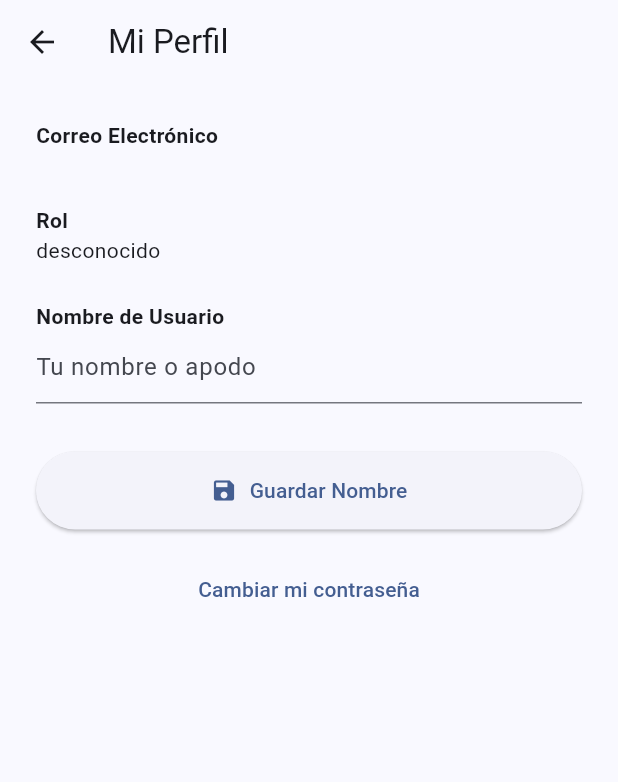
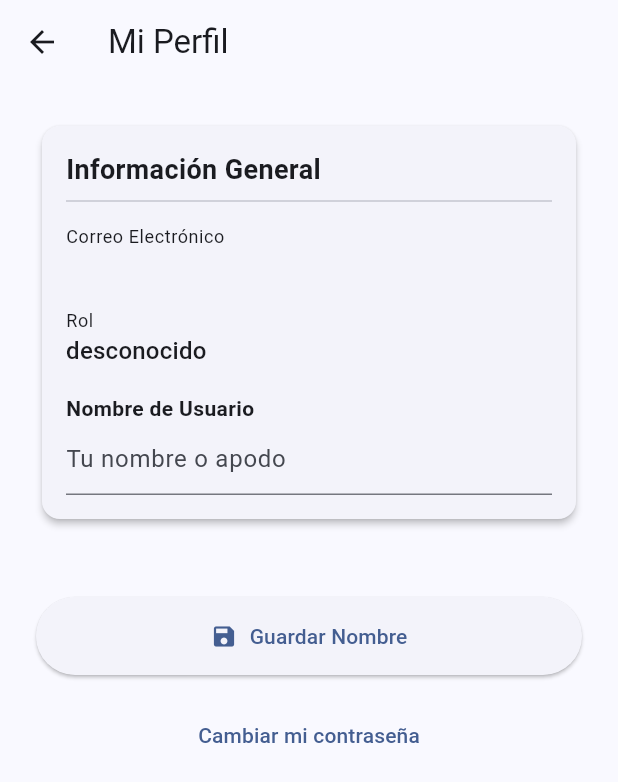
Before and after one commit to Z1Tyrant/pideqr, a Flutter app: the screen it shows once a user with an empty profile is signed in, after a tap on the "person outline" icon, on a phone screen of 412 x 824 dp. Shown: the top 782 px of the screen. Run offline on Flutter 3.47's test engine with Material 3 defaults, Android fonts, the phone set to English and light mode, and no system bars; drawn by our look-alikes of dynamic_color; our stand-ins replace cloud_firestore, cloud_functions, firebase_auth, firebase_core, firebase_messaging, firebase_storage and 5 more; missing offline and left inert: mobile_scanner; accounts and stored records are empty.

Commit message:
fix: pantalla de inicio

```diff
--- a/lib/features/auth/login_screen.dart
+++ b/lib/features/auth/login_screen.dart
@@ -1,9 +1,7 @@
-// lib/features/auth/login_screen.dart
-
 import 'package:flutter/material.dart';
 import 'package:flutter_riverpod/flutter_riverpod.dart';
 import 'package:firebase_auth/firebase_auth.dart';
-import 'package:pideqr/core/utils/error_translator.dart'; // <-- NUEVA IMPORTACIÓN
+import 'package:pideqr/core/utils/error_translator.dart';
 import 'auth_providers.dart';
 import 'register_screen.dart';
 
@@ -15,40 +13,11 @@ class LoginScreen extends ConsumerStatefulWidget {
 }
 
 class _LoginScreenState extends ConsumerState<LoginScreen> {
+  final _formKey = GlobalKey<FormState>();
   final _emailController = TextEditingController();
   final _passwordController = TextEditingController();
   bool _isLoading = false;
-
-  Future<void> _signIn() async {
-    setState(() {
-      _isLoading = true;
-    });
-
-    try {
-      final authService = ref.read(authServiceProvider);
-      await authService.signInWithEmail(
-        email: _emailController.text.trim(),
-        password: _passwordController.text.trim(),
-      );
-    } on FirebaseAuthException catch (e) {
-      if (!mounted) return;
-
-      // --- LÓGICA DE ERROR SIMPLIFICADA ---
-      final errorMessage = ErrorTranslator.getFriendlyMessage(e);
-      ScaffoldMessenger.of(context).showSnackBar(
-        SnackBar(
-          content: Text(errorMessage),
-          backgroundColor: Colors.redAccent,
-        ),
-      );
-    } finally {
-      if (mounted) {
-        setState(() {
-          _isLoading = false;
-        });
-      }
-    }
-  }
+  bool _isPasswordVisible = false;
 
   @override
   void dispose() {
@@ -57,61 +26,149 @@ class _LoginScreenState extends ConsumerState<LoginScreen> {
     super.dispose();
   }
 
+  Future<void> _signIn() async {
+    // Valida que el formulario esté correcto
+    if (!_formKey.currentState!.validate()) return;
+
+    setState(() => _isLoading = true);
+
+    try {
+      await ref.read(authServiceProvider).signInWithEmail(
+        email: _emailController.text.trim(),
+        password: _passwordController.text.trim(),
+      );
+      // La navegación al home la gestiona el AuthChecker, no necesitamos hacer nada aquí.
+    } on FirebaseAuthException catch (e) {
+      if (!mounted) return;
+      final errorMessage = ErrorTranslator.getFriendlyMessage(e);
+      ScaffoldMessenger.of(context).showSnackBar(
+        SnackBar(content: Text(errorMessage), backgroundColor: Colors.redAccent),
+      );
+    } finally {
+      if (mounted) {
+        setState(() => _isLoading = false);
+      }
+    }
+  }
+
+  Future<void> _sendPasswordReset() async {
+    if (_emailController.text.trim().isEmpty) {
+        ScaffoldMessenger.of(context).showSnackBar(
+          const SnackBar(content: Text('Por favor, ingresa tu correo para restablecer la contraseña.')),
+        );
+        return;
+    }
+    try {
+      await ref.read(authServiceProvider).sendPasswordResetEmail(_emailController.text.trim());
+      if (mounted) {
+        ScaffoldMessenger.of(context).showSnackBar(
+          const SnackBar(
+            content: Text('Se ha enviado un correo para restablecer tu contraseña.'),
+            backgroundColor: Colors.blue,
+          ),
+        );
+      }
+    } catch (e) {
+      if (mounted) {
+        ScaffoldMessenger.of(context).showSnackBar(
+          SnackBar(content: Text('Error: ${e.toString()}'), backgroundColor: Colors.red),
+        );
+      }
+    }
+  }
+
   @override
   Widget build(BuildContext context) {
+    final textTheme = Theme.of(context).textTheme;
+    final colorScheme = Theme.of(context).colorScheme;
+
     return Scaffold(
-      appBar: AppBar(title: const Text('Iniciar Sesión en PideQR')),
-      body: Padding(
-        padding: const EdgeInsets.all(24.0),
+      body: SafeArea(
+        child: SingleChildScrollView(
+          padding: const EdgeInsets.symmetric(horizontal: 24.0),
+          child: Form(
+            key: _formKey,
             child: Column(
               mainAxisAlignment: MainAxisAlignment.center,
+              crossAxisAlignment: CrossAxisAlignment.stretch,
               children: <Widget>[
-            TextField(
+                const SizedBox(height: 60),
+                // 1. Logo
+                const FlutterLogo(size: 80), // Placeholder para tu logo
+                const SizedBox(height: 16),
+                Text('Bienvenido a PideQR', style: textTheme.headlineMedium, textAlign: TextAlign.center),
+                Text('Inicia sesión para continuar', style: textTheme.bodyLarge, textAlign: TextAlign.center),
+                const SizedBox(height: 48),
+
+                // 2. Campo de Correo
+                TextFormField(
                   controller: _emailController,
                   keyboardType: TextInputType.emailAddress,
                   decoration: const InputDecoration(
                     labelText: 'Correo Electrónico',
-                border: OutlineInputBorder(),
+                    prefixIcon: Icon(Icons.alternate_email),
+                    filled: true,
+                    border: OutlineInputBorder(borderRadius: BorderRadius.all(Radius.circular(12))),
                   ),
+                   validator: (value) => (value?.isEmpty ?? true) ? 'El correo no puede estar vacío' : null,
                 ),
                 const SizedBox(height: 16.0),
 
-            TextField(
+                // 3. Campo de Contraseña
+                TextFormField(
                   controller: _passwordController,
-              obscureText: true,
-              decoration: const InputDecoration(
+                  obscureText: !_isPasswordVisible,
+                  decoration: InputDecoration(
                     labelText: 'Contraseña',
-                border: OutlineInputBorder(),
+                    prefixIcon: const Icon(Icons.lock_outline),
+                    filled: true,
+                    border: const OutlineInputBorder(borderRadius: BorderRadius.all(Radius.circular(12))),
+                    suffixIcon: IconButton(
+                      icon: Icon(_isPasswordVisible ? Icons.visibility_off : Icons.visibility),
+                      onPressed: () => setState(() => _isPasswordVisible = !_isPasswordVisible),
                     ),
                   ),
-            const SizedBox(height: 32.0),
+                  validator: (value) => (value?.isEmpty ?? true) ? 'La contraseña no puede estar vacía' : null,
+                ),
+                const SizedBox(height: 16.0),
 
-            SizedBox(
-              width: double.infinity,
-              child: _isLoading
+                // 4. Botón Olvidé Contraseña
+                Align(
+                  alignment: Alignment.centerRight,
+                  child: TextButton(
+                    onPressed: _isLoading ? null : _sendPasswordReset,
+                    child: const Text('¿Olvidaste tu contraseña?'),
+                  ),
+                ),
+                const SizedBox(height: 24.0),
+
+                // 5. Botón de Iniciar Sesión
+                _isLoading
                     ? const Center(child: CircularProgressIndicator())
                     : ElevatedButton(
                         onPressed: _signIn,
                         style: ElevatedButton.styleFrom(
                           padding: const EdgeInsets.symmetric(vertical: 16),
+                          shape: RoundedRectangleBorder(borderRadius: BorderRadius.circular(12)),
                         ),
-                      child: const Text(
-                        'Entrar a PideQR',
-                        style: TextStyle(fontSize: 18),
+                        child: const Text('Iniciar Sesión', style: TextStyle(fontSize: 18)),
+                      ),
+                const SizedBox(height: 48.0),
+
+                // 6. Botón de Registro
+                Row(
+                  mainAxisAlignment: MainAxisAlignment.center,
+                  children: [
+                    const Text('¿No tienes una cuenta?'),
+                    TextButton(
+                      onPressed: () => Navigator.of(context).push(MaterialPageRoute(builder: (context) => const RegisterScreen())),
+                      child: const Text('Regístrate aquí'),
+                    ),
+                  ],
+                ),
+              ],
             ),
           ),
-            ),
-            const SizedBox(height: 16.0),
-
-            TextButton(
-              onPressed: () {
-                Navigator.of(context).push(
-                  MaterialPageRoute(builder: (context) => const RegisterScreen()),
-                );
-              },
-              child: const Text('¿No tienes cuenta? Regístrate aquí'),
-            ),
-          ],
         ),
       ),
     );
--- a/lib/features/auth/profile_screen.dart
+++ b/lib/features/auth/profile_screen.dart
@@ -1,7 +1,7 @@
-// lib/features/auth/profile_screen.dart
-
 import 'package:flutter/material.dart';
 import 'package:flutter_riverpod/flutter_riverpod.dart';
+import 'package:pideqr/core/models/user_model.dart';
+import 'package:pideqr/features/admin/store_qr_code_screen.dart';
 import 'package:pideqr/features/auth/auth_providers.dart';
 import 'package:pideqr/features/menu/menu_providers.dart';
 
@@ -29,84 +29,37 @@ class _ProfileScreenState extends ConsumerState<ProfileScreen> {
   }
 
   Future<void> _updateName() async {
-    if (_nameController.text.trim().isEmpty) {
-      ScaffoldMessenger.of(context).showSnackBar(
-        const SnackBar(content: Text('El nombre no puede estar vacío.')),
-      );
-      return;
+    // ... (lógica existente sin cambios)
   }
 
-    setState(() => _isLoading = true);
-    try {
-      final userId = ref.read(userModelProvider).value!.uid;
-      await ref.read(firestoreServiceProvider).updateUserName(userId, _nameController.text.trim());
-      ref.refresh(userModelProvider);
-      if (!mounted) return;
-      ScaffoldMessenger.of(context).showSnackBar(
-        const SnackBar(content: Text('¡Nombre actualizado!'), backgroundColor: Colors.green),
-      );
-    } catch (e) {
-      if (!mounted) return;
-      ScaffoldMessenger.of(context).showSnackBar(
-        SnackBar(content: Text('Error al actualizar el nombre: $e')),
-      );
-    } finally {
-      if (mounted) setState(() => _isLoading = false);
-    }
-  }
-
-  // --- NUEVO MÉTODO PARA CAMBIAR CONTRASEÑA ---
   Future<void> _sendPasswordReset() async {
-    final userEmail = ref.read(userModelProvider).value?.email;
-    if (userEmail == null) return;
-
-    try {
-      await ref.read(authServiceProvider).sendPasswordResetEmail(userEmail);
-      if (mounted) {
-        ScaffoldMessenger.of(context).showSnackBar(
-          const SnackBar(
-            content: Text('Se ha enviado un correo para restablecer tu contraseña.'),
-            backgroundColor: Colors.blue,
-          ),
-        );
-      }
-    } catch (e) {
-      if (mounted) {
-        ScaffoldMessenger.of(context).showSnackBar(
-          SnackBar(content: Text('Error: ${e.toString()}'), backgroundColor: Colors.red),
-        );
-      }
-    }
+    // ... (lógica existente sin cambios)
   }
 
   @override
   Widget build(BuildContext context) {
-    final userModel = ref.watch(userModelProvider).value;
+    final userModelAsync = ref.watch(userModelProvider);
 
     return Scaffold(
       appBar: AppBar(title: const Text('Mi Perfil')),
-      body: userModel == null
-          ? const Center(child: Text('No se pudo cargar la información del usuario.'))
-          : Padding(
+      body: userModelAsync.when(
+        loading: () => const Center(child: CircularProgressIndicator()),
+        error: (err, stack) => Center(child: Text('Error: $err')),
+        data: (userModel) {
+          if (userModel == null) {
+            return const Center(child: Text('No se pudo cargar la información del usuario.'));
+          }
+          return SingleChildScrollView(
             padding: const EdgeInsets.all(24.0),
             child: Column(
-                crossAxisAlignment: CrossAxisAlignment.start,
+              crossAxisAlignment: CrossAxisAlignment.stretch,
               children: [
-                  const Text('Correo Electrónico', style: TextStyle(fontWeight: FontWeight.bold)),
-                  Text(userModel.email),
-                  const SizedBox(height: 16),
-
-                  const Text('Rol', style: TextStyle(fontWeight: FontWeight.bold)),
-                  Text(userModel.role.name),
+                _buildProfileInfoCard(userModel),
                 const SizedBox(height: 24),
-
-                  const Text('Nombre de Usuario', style: TextStyle(fontWeight: FontWeight.bold)),
-                  TextField(
-                    controller: _nameController,
-                    decoration: const InputDecoration(hintText: 'Tu nombre o apodo'),
-                  ),
-                  const SizedBox(height: 32),
-
+                // --- NUEVA SECCIÓN PARA VENDEDORES ---
+                if (userModel.role == UserRole.vendedor && userModel.tiendaId != null)
+                  _buildSellerAssignmentCard(userModel),
+                const SizedBox(height: 24),
                 SizedBox(
                   width: double.infinity,
                   child: _isLoading
@@ -127,6 +80,90 @@ class _ProfileScreenState extends ConsumerState<ProfileScreen> {
                 )
               ],
             ),
+          );
+        },
+      ),
+    );
+  }
+
+  Widget _buildProfileInfoCard(UserModel userModel) {
+    return Card(
+      elevation: 2,
+      child: Padding(
+        padding: const EdgeInsets.all(16.0),
+        child: Column(
+          crossAxisAlignment: CrossAxisAlignment.start,
+          children: [
+            const Text('Información General', style: TextStyle(fontSize: 18, fontWeight: FontWeight.bold)),
+            const Divider(),
+            const SizedBox(height: 8),
+            Text('Correo Electrónico', style: Theme.of(context).textTheme.bodySmall),
+            Text(userModel.email, style: Theme.of(context).textTheme.titleMedium),
+            const SizedBox(height: 16),
+            Text('Rol', style: Theme.of(context).textTheme.bodySmall),
+            Text(userModel.role.name, style: Theme.of(context).textTheme.titleMedium),
+            const SizedBox(height: 16),
+            const Text('Nombre de Usuario', style: TextStyle(fontWeight: FontWeight.bold)),
+            TextField(
+              controller: _nameController,
+              decoration: const InputDecoration(hintText: 'Tu nombre o apodo'),
+            ),
+          ],
+        ),
+      ),
+    );
+  }
+
+  // --- WIDGET PARA LA NUEVA SECCIÓN DE VENDEDOR ---
+  Widget _buildSellerAssignmentCard(UserModel userModel) {
+    final tiendaId = userModel.tiendaId!;
+    final assignedZone = userModel.deliveryZone;
+
+    return Card(
+      elevation: 2,
+      child: Padding(
+        padding: const EdgeInsets.all(16.0),
+        child: Column(
+          crossAxisAlignment: CrossAxisAlignment.start,
+          children: [
+            const Text('Mi Asignación', style: TextStyle(fontSize: 18, fontWeight: FontWeight.bold)),
+            const Divider(),
+            const SizedBox(height: 8),
+            Text('Tienda', style: Theme.of(context).textTheme.bodySmall),
+            Consumer(builder: (context, ref, child) {
+              final tiendaAsync = ref.watch(tiendaDetailsProvider(tiendaId));
+              return tiendaAsync.when(
+                loading: () => const Text('Cargando...', style: TextStyle(fontStyle: FontStyle.italic)),
+                error: (e, st) => const Text('No se pudo cargar la tienda', style: TextStyle(color: Colors.red)),
+                data: (tienda) => Text(tienda.name, style: Theme.of(context).textTheme.titleMedium),
+              );
+            }),
+            const SizedBox(height: 16),
+            Text('Zona Asignada', style: Theme.of(context).textTheme.bodySmall),
+            Text(
+              assignedZone ?? 'Ninguna',
+              style: Theme.of(context).textTheme.titleMedium?.copyWith(
+                fontStyle: assignedZone == null ? FontStyle.italic : FontStyle.normal,
+              ),
+            ),
+            const SizedBox(height: 24),
+            Center(
+              child: ElevatedButton.icon(
+                icon: const Icon(Icons.qr_code_2),
+                label: const Text('Ver QR de la Tienda'),
+                onPressed: () {
+                   final tiendaAsync = ref.read(tiendaDetailsProvider(tiendaId));
+                   final tienda = tiendaAsync.value;
+                   if (tienda != null) {
+                     Navigator.of(context).push(MaterialPageRoute(
+                      builder: (context) => StoreQrCodeScreen(storeId: tienda.id, storeName: tienda.name),
+                    ));
+                   }
+                },
+              ),
+            )
+          ],
+        ),
       ),
     );
   }
```
Also changed, not shown: 1 other file. Lines whose indentation alone changed are shown as unchanged.
